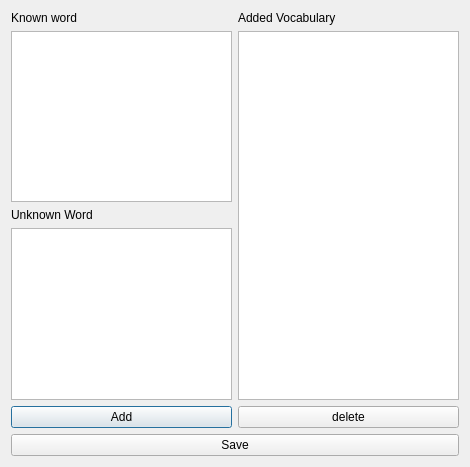
Qt form dialogaddvocabulary.ui (TmCrafz/Vocabulary_Skill_exporter) before a commit.
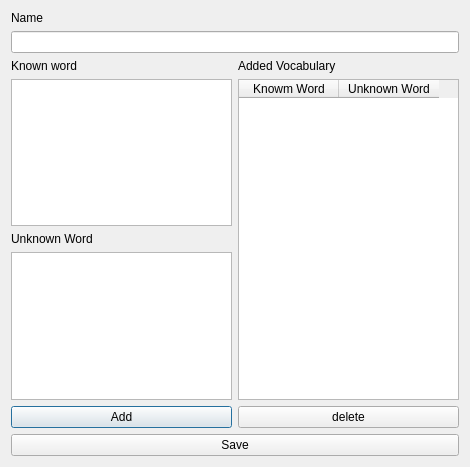
The same form after that commit.

Commit message: Some changes and extensions in the addVocabulary window and the the addVocabulary class: -exchange listWidget with tableWidget -add a lineEdit for the learning list name -create a function which save the vocabulary into a xml file which is compatible with the Vocabulary Skill app

What changed in the file:
```diff
--- a/dialogaddvocabulary.ui
+++ b/dialogaddvocabulary.ui
@@ -16,6 +16,16 @@
   <layout class="QVBoxLayout" name="verticalLayout_4">
    <item>
     <layout class="QVBoxLayout" name="verticalLayout_3">
+     <item>
+      <widget class="QLabel" name="labelName">
+       <property name="text">
+        <string>Name</string>
+       </property>
+      </widget>
+     </item>
+     <item>
+      <widget class="QLineEdit" name="lineEditFileName"/>
+     </item>
      <item>
       <layout class="QHBoxLayout" name="horizontalLayout">
        <item>
@@ -68,7 +78,21 @@
           </widget>
          </item>
          <item>
-          <widget class="QListWidget" name="listWidgetAddedVoc"/>
+          <widget class="QTableWidget" name="tableWidgetAddedVoc">
+           <property name="columnCount">
+            <number>2</number>
+           </property>
+           <column>
+            <property name="text">
+             <string>Knowm Word</string>
+            </property>
+           </column>
+           <column>
+            <property name="text">
+             <string>Unknown Word</string>
+            </property>
+           </column>
+          </widget>
          </item>
          <item>
           <widget class="QPushButton" name="pushBtnDeleteAddedVoc">
```
Left out of the diff: 2 changed lines with no effect on the pictures. The commit also changes 8 other files.
